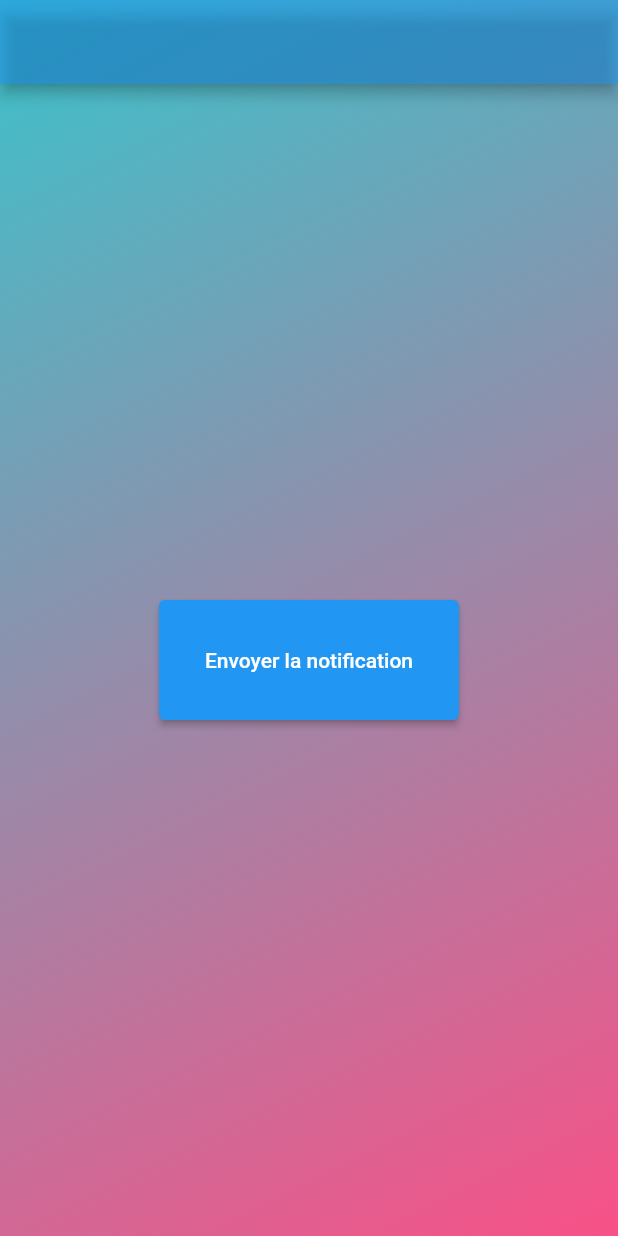
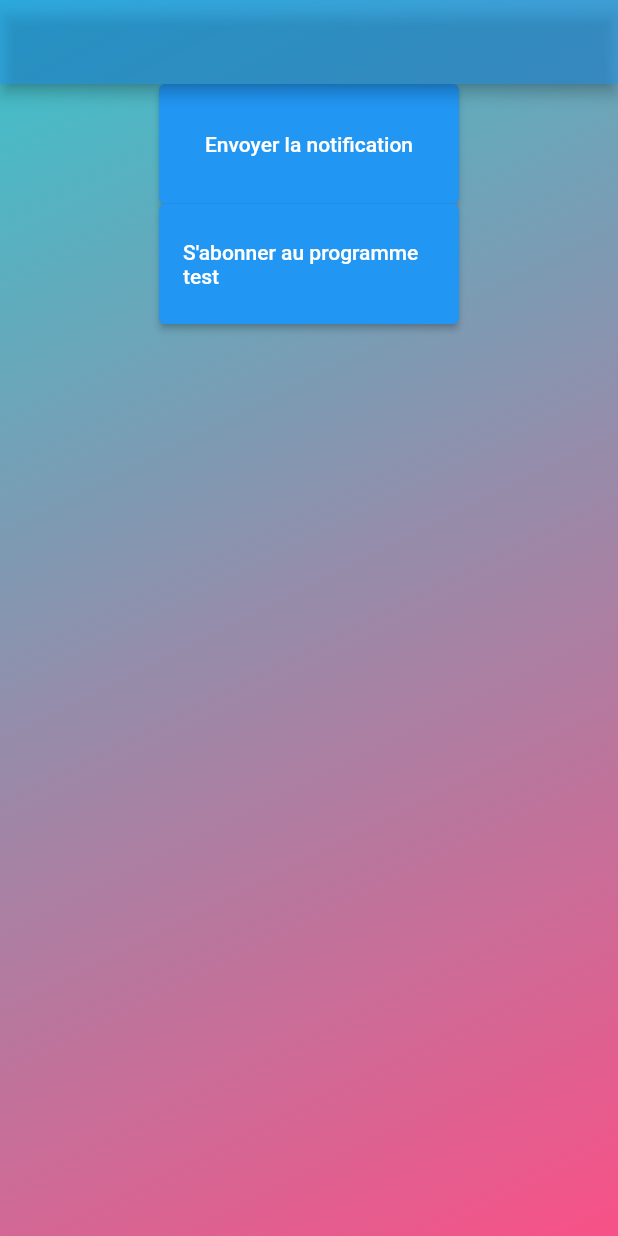
Before and after one commit to fmaret/sport-scheduler, a Flutter app: the screen it shows after launch, after a tap on "Envoyer la notification", on a phone screen of 412 x 824 dp. Run offline on Flutter 3.47's test engine with Material 2 defaults, Android fonts, the phone set to English and light mode, and no system bars; our stand-ins replace awesome_notifications, timezone.

Commit message:
use awesome notifications

```diff
--- a/lib/main.dart
+++ b/lib/main.dart
@@ -1,5 +1,6 @@
 import 'package:flutter/material.dart';
 import 'notification.dart' as custom_notification;
+import 'program_list.dart';
 
 void main() {
   runApp(const MyApp());
@@ -28,7 +29,7 @@ class _HomePageState extends State<HomePage> {
   @override
   void initState(){
     super.initState();
-    custom_notification.Notification.initialize(custom_notification.flutterLocalNotificationsPlugin);
+    custom_notification.Notification.initialize();
   }
 
   @override
@@ -46,8 +47,9 @@ class _HomePageState extends State<HomePage> {
 
           ),
           body: Center(
-            child: Container(
-              decoration: BoxDecoration(
+            child: Column(
+              children: [
+                Container(decoration: BoxDecoration(
                     color: Colors.white,
                     borderRadius: BorderRadius.circular(20)
                   ),
@@ -55,16 +57,30 @@ class _HomePageState extends State<HomePage> {
                   height: 80,
                   child: ElevatedButton(
                     onPressed: (){
-                  custom_notification.Notification.showBigTextNotification(
+                      custom_notification.Notification.sendNotification(
                         title: "Canard",
                         body: "Coin Coin",
-                      fln: custom_notification.flutterLocalNotificationsPlugin
                       );
                   // custom_notification.Notification.schedulePeriodicNotification(title: "Canard", body: "Coin Coin");
                     }, child: const Text("Envoyer la notification"),
                   ),
                 ),
+                Container(decoration: BoxDecoration(
+                    color: Colors.white,
+                    borderRadius: BorderRadius.circular(20)
+                  ),
+                  width: 200,
+                  height: 80,
+                  child: ElevatedButton(
+                  onPressed: (){
+                    programs[0].startProgram();
+                // custom_notification.Notification.schedulePeriodicNotification(title: "Canard", body: "Coin Coin");
+                  }, child: const Text("S'abonner au programme test"),
+                ),
+              ),
+              ]
+              ,
           )),
-    );
+    ));
   }
 }
--- a/lib/notification.dart
+++ b/lib/notification.dart
@@ -1,81 +1,101 @@
-import 'package:flutter_local_notifications/flutter_local_notifications.dart';
-import 'package:permission_handler/permission_handler.dart';
-import 'notification.dart';
+import 'dart:ui';
+
+import 'package:flutter/material.dart';
 import 'package:timezone/data/latest_all.dart' as tz;
 import 'package:timezone/timezone.dart' as tz;
+import 'package:awesome_notifications/awesome_notifications.dart';
 
 
 class Notification{
+  static Future initialize() async {
+    tz.initializeTimeZones();
+    tz.setLocalLocation(tz.getLocation("Europe/Paris"));
 
-  static getAndroidNotificationDetails({
-    required String title,
-    required String channelName,
-    String? description = "",
-    bool playSound = false,
-    Importance importance = Importance.max,
-    Priority priority = Priority.high,
-  }){
-    return AndroidNotificationDetails(
-      title,
-      channelName,
-      channelDescription: description,
-      playSound: playSound,
-      //sound: RawResourceAndroidNotificationSound('notification'),
-      importance: importance,
-      priority: priority,
+    AwesomeNotifications().isNotificationAllowed().then((isAllowed) {
+      if (!isAllowed) {
+        // This is just a basic example. For real apps, you must show some
+        // friendly dialog box before call the request method.
+        // This is very important to not harm the user experience
+        AwesomeNotifications().requestPermissionToSendNotifications();
+      }
+    });
+
+    AwesomeNotifications().initialize(
+      // set the icon to null if you want to use the default app icon
+        null,
+        [
+          NotificationChannel(
+              channelGroupKey: 'basic_channel_group',
+              channelKey: 'basic_channel',
+              channelName: 'Basic notifications',
+              channelDescription: 'Notification channel for basic tests',
+              defaultColor: const Color(0xFF9D50DD),
+              ledColor: Colors.white,
+              importance: NotificationImportance.Max,
+              criticalAlerts: true,
+              channelShowBadge: true,
+              onlyAlertOnce: true,
+              playSound: true,
+          )
+        ],
+        // Channel groups are only visual and are not required
+        channelGroups: [
+          NotificationChannelGroup(
+              channelGroupKey: 'basic_channel_group',
+              channelGroupName: 'Basic group')
+        ],
+        debug: true
     );
   }
 
-  static Future initialize(FlutterLocalNotificationsPlugin flutterLocalNotificationsPlugin) async {
-    tz.initializeTimeZones();
-    tz.setLocalLocation(tz.getLocation("Europe/Paris"));
-    var status = await Permission.notification.request();
-    var androidInitialize = const AndroidInitializationSettings('duck');
-    var initializationsSettings = InitializationSettings(android: androidInitialize,
+  static Future sendNotification({var id =0,required String title, required String body,
+    var payload
+  } ) async {
+    AwesomeNotifications().createNotification(
+        content: NotificationContent(
+            id: 10,
+            channelKey: 'basic_channel',
+            title: 'Simple Notification',
+            body: 'Simple body',
+            actionType: ActionType.KeepOnTop,
+            category: NotificationCategory.Call
+        ),
+        actionButtons: [
+          NotificationActionButton(key: "key", label: "label", actionType: ActionType.DismissAction)
+        ],
+        // schedule: NotificationCalendar.fromDate(date: DateTime.now().add(const Duration(seconds: 5)))
+
     );
-    await flutterLocalNotificationsPlugin.initialize(initializationsSettings, onDidReceiveNotificationResponse: (NotificationResponse notificationResponse) async {});
-  }
-
-  static Future showBigTextNotification({var id =0,required String title, required String body,
-    var payload, required FlutterLocalNotificationsPlugin fln
-  } ) async {
-    AndroidNotificationDetails androidPlatformChannelSpecifics =
-        getAndroidNotificationDetails(title: "test", channelName: "test");
-    var not= NotificationDetails(android: androidPlatformChannelSpecifics,
-    );
-    await fln.show(0, title, body,not );
-  }
-
-  static Future scheduleNotification({required String title, required String body}) async {
-    await flutterLocalNotificationsPlugin.zonedSchedule(
-        0,
-        title,
-        body,
-        tz.TZDateTime.now(tz.local).add(const Duration(seconds: 1)),
-        NotificationDetails(
-            android: getAndroidNotificationDetails(title: "testScheduled", channelName: "test")
-            ),
-        androidScheduleMode: AndroidScheduleMode.exactAllowWhileIdle,
-        uiLocalNotificationDateInterpretation:
-        UILocalNotificationDateInterpretation.absoluteTime);
 
   }
 
-  static Future schedulePeriodicNotification({required String title, required String body}) async {
-    AndroidNotificationDetails androidNotificationDetails =
-    getAndroidNotificationDetails(title: "testPeriodicScheduled", channelName: "test");
-    NotificationDetails notificationDetails =
-    NotificationDetails(android: androidNotificationDetails);
-    await flutterLocalNotificationsPlugin.periodicallyShow(0, title,
-        body, RepeatInterval.everyMinute, notificationDetails,
-        androidAllowWhileIdle: true);
-
-
-  }
+  // static Future scheduleNotification({required String title, required String body}) async {
+  //   await flutterLocalNotificationsPlugin.zonedSchedule(
+  //       0,
+  //       title,
+  //       body,
+  //       tz.TZDateTime.now(tz.local).add(const Duration(seconds: 1)),
+  //       NotificationDetails(
+  //           android: getAndroidNotificationDetails(title: "testScheduled", channelName: "test")
+  //           ),
+  //       androidScheduleMode: AndroidScheduleMode.exactAllowWhileIdle,
+  //       uiLocalNotificationDateInterpretation:
+  //       UILocalNotificationDateInterpretation.absoluteTime);
+  //
+  // }
+  //
+  // static Future schedulePeriodicNotification({required String title, required String body}) async {
+  //   AndroidNotificationDetails androidNotificationDetails =
+  //   getAndroidNotificationDetails(title: "testPeriodicScheduled", channelName: "test");
+  //   NotificationDetails notificationDetails =
+  //   NotificationDetails(android: androidNotificationDetails);
+  //   await flutterLocalNotificationsPlugin.periodicallyShow(0, title,
+  //       body, RepeatInterval.everyMinute, notificationDetails,
+  //       androidAllowWhileIdle: true);
+  //
+  //
+  // }
 
 
 
 }
-
-final FlutterLocalNotificationsPlugin flutterLocalNotificationsPlugin =
-FlutterLocalNotificationsPlugin();
--- /dev/null
+++ b/lib/program.dart
@@ -0,0 +1,11 @@
+import 'package:sport_scheduler/task.dart';
+
+class Program {
+  Map<DateTime, Task> tasks;
+
+  Program(this.tasks);
+
+  void startProgram() {
+    print("coucou");
+  }
+}
--- /dev/null
+++ b/lib/program_list.dart
@@ -0,0 +1,7 @@
+import 'package:sport_scheduler/program.dart';
+import 'package:sport_scheduler/program_test.dart';
+import 'package:sport_scheduler/task.dart';
+
+List<Program> programs = [
+  programTest
+];
--- /dev/null
+++ b/lib/program_test.dart
@@ -0,0 +1,9 @@
+import 'package:sport_scheduler/program.dart';
+import 'package:sport_scheduler/task.dart';
+
+Program programTest = Program(
+    {
+      DateTime.now(): Task("5 abdos", "Faites 5 abdos"),
+      DateTime.now().add(const Duration(seconds:10)): Task("10 abdos", "Faites 10 abdos"),
+    }
+);
--- /dev/null
+++ b/lib/task.dart
@@ -0,0 +1,6 @@
+class Task {
+  String name;
+  String description;
+
+  Task(this.name, this.description);
+}
--- a/pubspec.yaml
+++ b/pubspec.yaml
@@ -30,10 +30,9 @@ environment:
 dependencies:
   flutter:
     sdk: flutter
-  flutter_local_notifications: ^14.1.0
   permission_handler: ^10.2.0
   timezone: ^0.9.2
-
+  awesome_notifications: ^0.7.4+1
 
   # The following adds the Cupertino Icons font to your application.
   # Use with the CupertinoIcons class for iOS style icons.
```
Also changed, not shown: pubspec.lock, 2 other files. Lines whose indentation alone changed are shown as unchanged.
